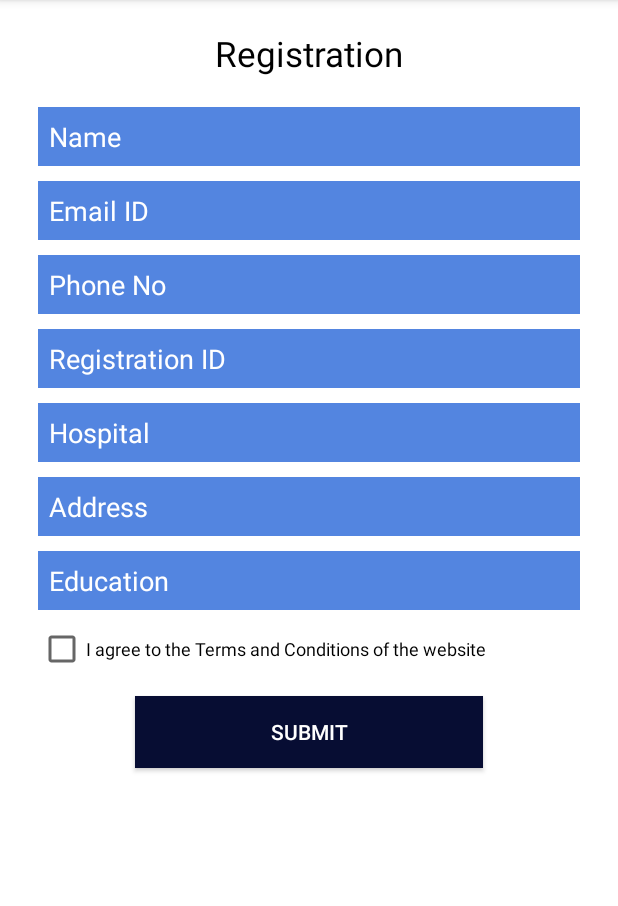
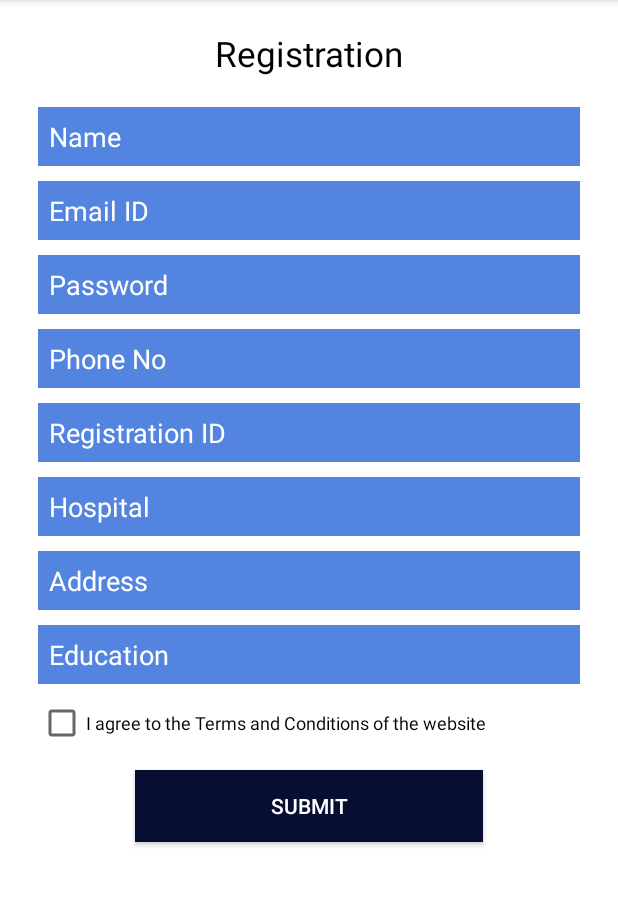
Before and after one commit to jojus/temasolu, an Android app: the screen it shows after launch (NavigationDrawer), after a tap on "REGISTER", on a phone screen of 412 x 824 dp, the part 84-990 px from its top. Run offline under Robolectric (Android 15) with nearby library versions, the phone set to English and light mode, and no system bars; our stand-ins replace Volley.

Commit message:
added extra fields

```diff
--- a/app/src/main/res/layout/fragment1.xml
+++ b/app/src/main/res/layout/fragment1.xml
@@ -37,6 +37,20 @@
         android:background="@color/edittext_color"
         android:hint="@string/email_id"
         android:inputType="textEmailAddress"
+        android:padding="7dp"
+        android:textColor="@color/white"
+        android:textColorHint="@color/white" />
+<!-- added password field 26/05/2017 -->
+    <EditText
+        android:id="@+id/password"
+        android:layout_width="match_parent"
+        android:layout_height="wrap_content"
+        android:layout_marginLeft="25dp"
+        android:layout_marginRight="25dp"
+        android:layout_marginTop="10dp"
+        android:background="@color/edittext_color"
+        android:hint="@string/password"
+        android:inputType="textPassword"
         android:padding="7dp"
         android:textColor="@color/white"
         android:textColorHint="@color/white" />
```
